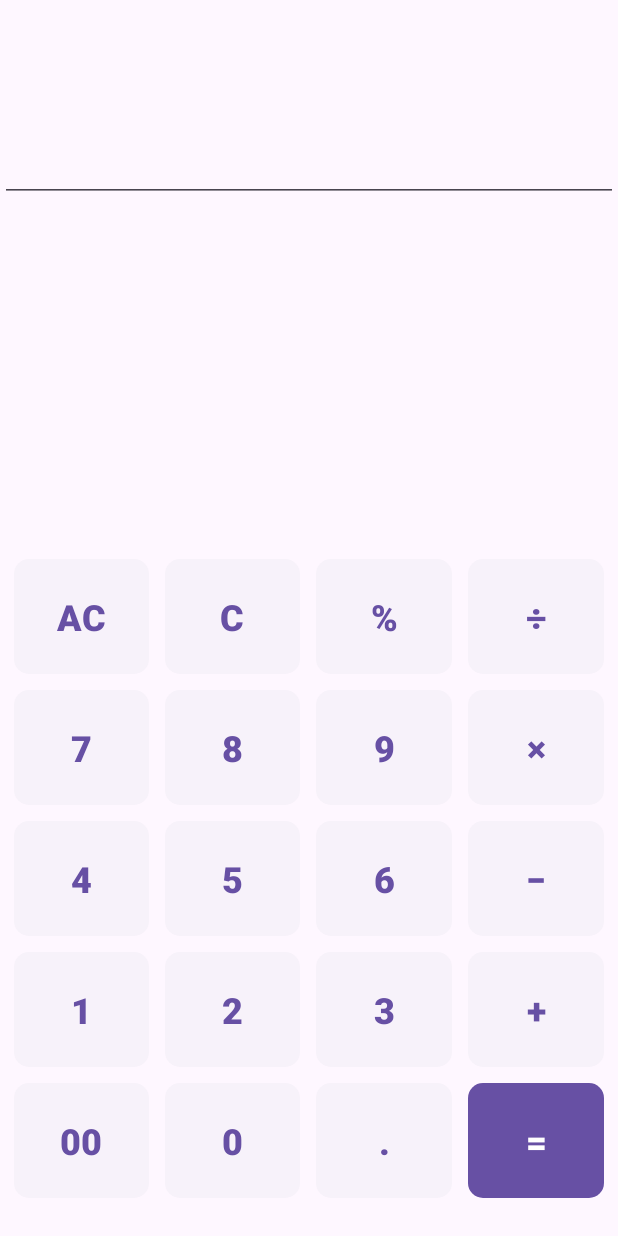
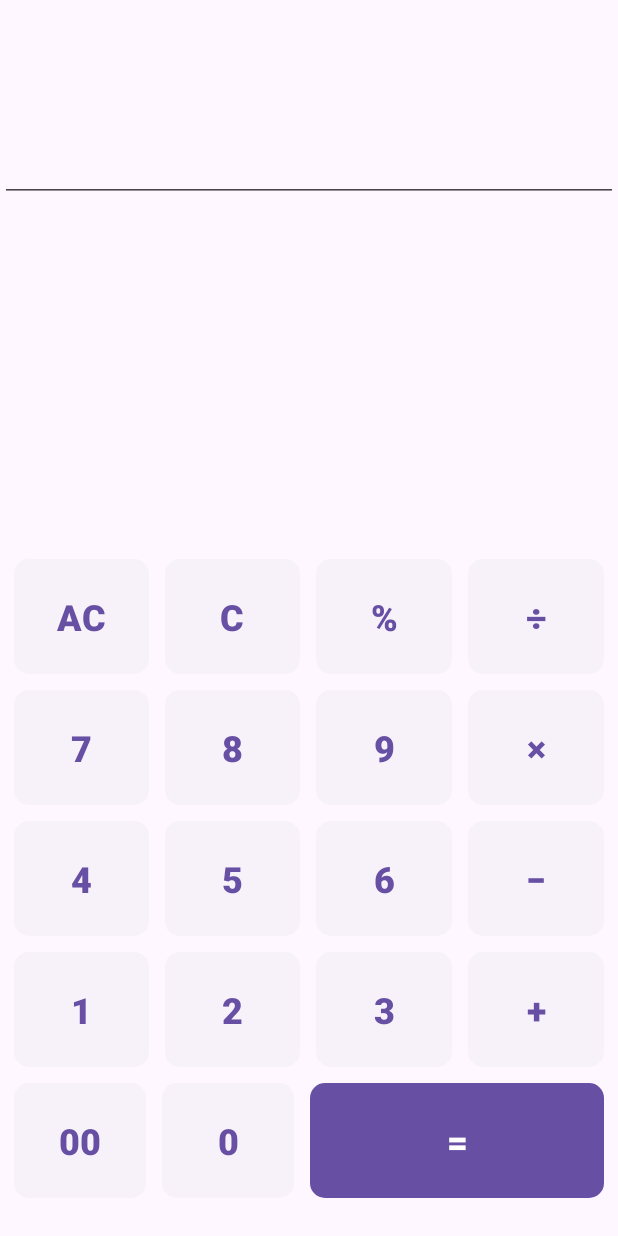
Before and after one commit to rlram/Calculator, an Android app: the screen it shows after launch (MainActivity), on a phone screen of 412 x 824 dp. Run offline under Robolectric (Android 15) with nearby library versions, the phone set to English and light mode, and no system bars.

Commit message:
modify layout

```diff
--- a/app/src/main/java/com/example/calculator/MainActivity.java
+++ b/app/src/main/java/com/example/calculator/MainActivity.java
@@ -1,7 +1,6 @@
 package com.example.calculator;
 
 import android.os.Bundle;
-
 import androidx.activity.EdgeToEdge;
 import androidx.appcompat.app.AppCompatActivity;
 import androidx.core.graphics.Insets;
@@ -9,7 +8,6 @@ import androidx.core.view.ViewCompat;
 import androidx.core.view.WindowInsetsCompat;
 
 public class MainActivity extends AppCompatActivity {
-
     @Override
     protected void onCreate(Bundle savedInstanceState) {
         super.onCreate(savedInstanceState);
--- a/app/src/main/res/layout/activity_main.xml
+++ b/app/src/main/res/layout/activity_main.xml
@@ -296,9 +296,8 @@
 
             <Button
                 android:id="@+id/btn00"
-                android:layout_width="0dp"
+                android:layout_width="wrap_content"
                 android:layout_height="wrap_content"
-                android:layout_weight="1"
                 android:text="@string/_00"
                 android:textSize="24sp"
                 android:textStyle="bold"
@@ -310,24 +309,9 @@
 
             <Button
                 android:id="@+id/btn0"
-                android:layout_width="0dp"
+                android:layout_width="wrap_content"
                 android:layout_height="wrap_content"
-                android:layout_weight="1"
                 android:text="@string/_0"
-                android:textSize="24sp"
-                android:textStyle="bold"
-                android:background="@drawable/btn_background"
-                android:paddingTop="18dp"
-                android:paddingBottom="18dp"
-                android:layout_margin="5dp"
-                style="@style/Widget.Material3.Button.ElevatedButton"/>
-
-            <Button
-                android:id="@+id/btnDot"
-                android:layout_width="0dp"
-                android:layout_height="wrap_content"
-                android:layout_weight="1"
-                android:text="@string/dot"
                 android:textSize="24sp"
                 android:textStyle="bold"
                 android:background="@drawable/btn_background"
--- a/app/src/main/res/values/colors.xml
+++ b/app/src/main/res/values/colors.xml
@@ -2,5 +2,4 @@
 <resources>
     <color name="black">#FF000000</color>
     <color name="white">#FFFFFFFF</color>
-    <color name="cyan">#00BCD4</color>
 </resources>
```
